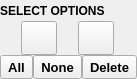
The window that src/schrodinger/sketcher/ui/select_options_widget.ui (schrodinger/sketcher) describes before a commit, drawn with Qt 5.
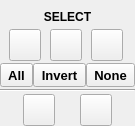
The same window after the commit. Icons and pictures are not drawn. Custom widgets are drawn as their Qt base class.

Commit message: SKETCH-1704. Part 1: UI layout changes; some styling changes; change Delete link to Invert

The edit to the form file:
```diff
--- a/src/schrodinger/sketcher/ui/select_options_widget.ui
+++ b/src/schrodinger/sketcher/ui/select_options_widget.ui
@@ -6,8 +6,8 @@
    <rect>
     <x>0</x>
     <y>0</y>
-    <width>125</width>
-    <height>79</height>
+    <width>124</width>
+    <height>126</height>
    </rect>
   </property>
   <property name="sizePolicy">
@@ -21,13 +21,13 @@
   </property>
   <layout class="QVBoxLayout" name="verticalLayout">
    <property name="spacing">
-    <number>0</number>
+    <number>2</number>
    </property>
    <property name="leftMargin">
     <number>0</number>
    </property>
    <property name="topMargin">
-    <number>0</number>
+    <number>6</number>
    </property>
    <property name="rightMargin">
     <number>0</number>
@@ -40,12 +40,14 @@
      <property name="font">
       <font>
        <pointsize>9</pointsize>
-       <weight>75</weight>
        <bold>true</bold>
       </font>
      </property>
      <property name="text">
-      <string>SELECT OPTIONS</string>
+      <string>SELECT</string>
+     </property>
+     <property name="alignment">
+      <set>Qt::AlignCenter</set>
      </property>
      <property name="margin">
       <number>3</number>
@@ -61,17 +63,14 @@
       <widget class="schrodinger::sketcher::ModularToolButton" name="select_btn">
        <property name="maximumSize">
         <size>
-         <width>36</width>
-         <height>34</height>
+         <width>32</width>
+         <height>32</height>
         </size>
        </property>
-       <property name="text">
-        <string/>
-       </property>
        <property name="iconSize">
         <size>
-         <width>36</width>
-         <height>34</height>
+         <width>32</width>
+         <height>32</height>
         </size>
        </property>
        <property name="checkable">
@@ -86,19 +85,32 @@
       </widget>
      </item>
      <item>
-      <widget class="QToolButton" name="move_rotate_btn">
+      <widget class="QToolButton" name="select_square_btn">
        <property name="maximumSize">
         <size>
-         <width>36</width>
-         <height>34</height>
+         <width>32</width>
+         <height>32</height>
         </size>
        </property>
        <property name="toolTip">
         <string>Rotate and translate structure</string>
        </property>
-       <property name="text">
-        <string/>
+       <property name="iconSize">
+        <size>
+         <width>32</width>
+         <height>32</height>
+        </size>
        </property>
+      </widget>
+     </item>
+     <item>
+      <widget class="QToolButton" name="select_lasso_btn">
+       <property name="maximumSize">
+        <size>
+         <width>32</width>
+         <height>32</height>
+        </size>
+       </property>
        <property name="icon">
         <iconset resource="../sketcher.qrc">
          <normaloff>:/icons/select_move_rotate.svg</normaloff>
@@ -106,16 +118,10 @@
        </property>
        <property name="iconSize">
         <size>
-         <width>36</width>
-         <height>34</height>
+         <width>32</width>
+         <height>32</height>
         </size>
        </property>
-       <property name="checkable">
-        <bool>true</bool>
-       </property>
-       <attribute name="buttonGroup">
-        <string notr="true">select_move_group</string>
-       </attribute>
       </widget>
      </item>
     </layout>
@@ -136,7 +142,6 @@
        <property name="font">
         <font>
          <pointsize>10</pointsize>
-         <weight>75</weight>
          <bold>true</bold>
         </font>
        </property>
@@ -148,6 +153,28 @@
        </property>
       </widget>
      </item>
+     <item>
+      <widget class="QToolButton" name="invert_selection_btn">
+       <property name="minimumSize">
+        <size>
+         <width>0</width>
+         <height>24</height>
+        </size>
+       </property>
+       <property name="font">
+        <font>
+         <pointsize>10</pointsize>
+         <bold>true</bold>
+        </font>
+       </property>
+       <property name="toolTip">
+        <string>Delete selected structure</string>
+       </property>
+       <property name="text">
+        <string>Invert</string>
+       </property>
+      </widget>
+     </item>
      <item>
       <widget class="QToolButton" name="clear_selection_btn">
        <property name="minimumSize">
@@ -159,7 +186,6 @@
        <property name="font">
         <font>
          <pointsize>10</pointsize>
-         <weight>75</weight>
          <bold>true</bold>
         </font>
        </property>
@@ -171,26 +197,71 @@
        </property>
       </widget>
      </item>
+    </layout>
+   </item>
+   <item>
+    <widget class="Line" name="line">
+     <property name="orientation">
+      <enum>Qt::Horizontal</enum>
+     </property>
+    </widget>
+   </item>
+   <item>
+    <layout class="QHBoxLayout" name="horizontalLayout">
      <item>
-      <widget class="QToolButton" name="delete_selection_btn">
-       <property name="minimumSize">
+      <widget class="QToolButton" name="move_rotate_btn">
+       <property name="maximumSize">
         <size>
-         <width>0</width>
-         <height>24</height>
+         <width>32</width>
+         <height>32</height>
         </size>
        </property>
-       <property name="font">
-        <font>
-         <pointsize>10</pointsize>
-         <weight>75</weight>
-         <bold>true</bold>
-        </font>
+       <property name="toolTip">
+        <string>Rotate and translate structure</string>
        </property>
+       <property name="icon">
+        <iconset resource="../sketcher.qrc">
+         <normaloff>:/icons/select_move_rotate.svg</normaloff>
+         <disabledoff>:/icons/select_move_rotate_dis.svg</disabledoff>:/icons/select_move_rotate.svg</iconset>
+       </property>
+       <property name="iconSize">
+        <size>
+         <width>32</width>
+         <height>32</height>
+        </size>
+       </property>
+       <property name="checkable">
+        <bool>true</bool>
+       </property>
+       <attribute name="buttonGroup">
+        <string notr="true">select_move_group</string>
+       </attribute>
+      </widget>
+     </item>
+     <item>
+      <widget class="QToolButton" name="erase_btn">
+       <property name="maximumSize">
+        <size>
+         <width>32</width>
+         <height>32</height>
+        </size>
+       </property>
        <property name="toolTip">
         <string>Delete selected structure</string>
        </property>
-       <property name="text">
-        <string>Delete</string>
+       <property name="icon">
+        <iconset resource="../sketcher.qrc">
+         <normaloff>:/icons/mode_erase.svg</normaloff>
+         <disabledoff>:/icons/mode_erase_dis.svg</disabledoff>:/icons/mode_erase.svg</iconset>
+       </property>
+       <property name="iconSize">
+        <size>
+         <width>32</width>
+         <height>32</height>
+        </size>
+       </property>
+       <property name="checkable">
+        <bool>true</bool>
        </property>
       </widget>
      </item>
```
Left out of the diff: 12 changed lines with no effect on the pictures. The commit also changes 43 other files.
